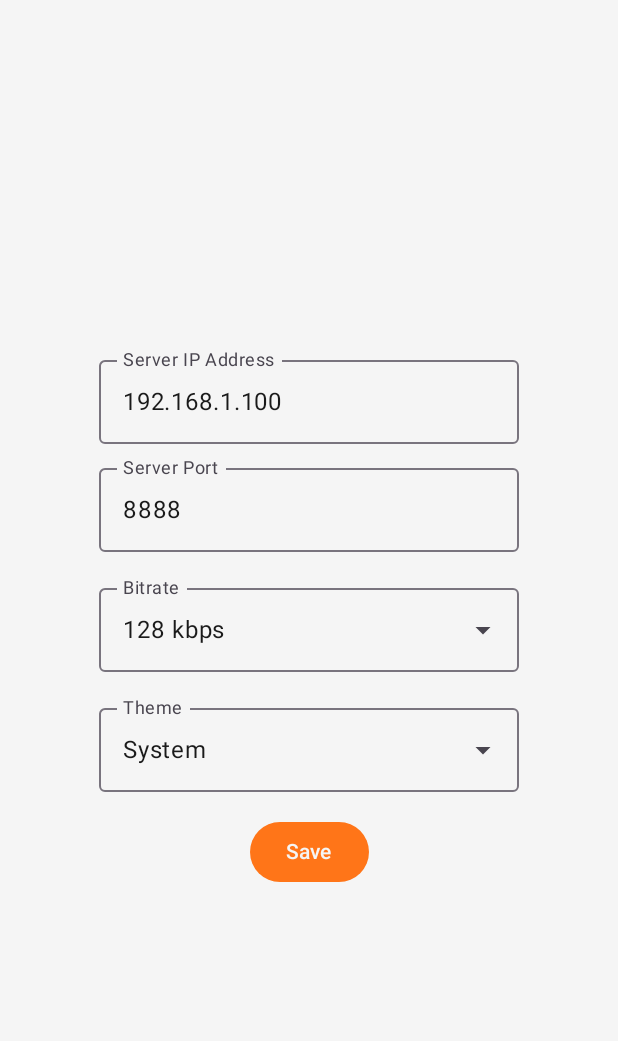
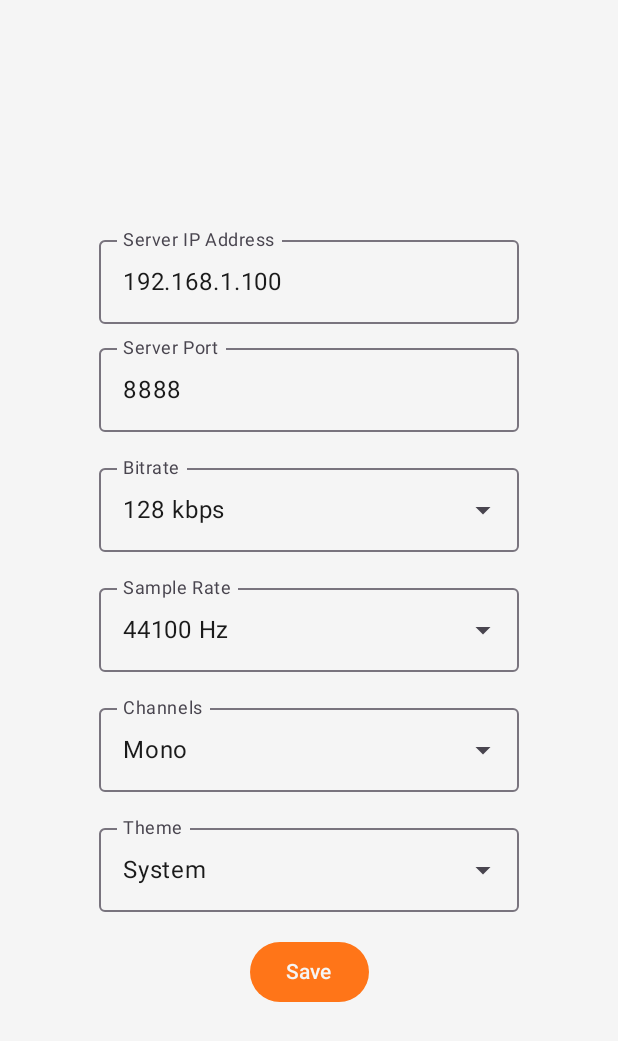
Before and after one commit to stephenmkbrady/AirheadWaves, an Android app built with Jetpack Compose: the SettingsScreen screen opened through its navigation route, on a phone screen of 412 x 824 dp. Shown: the top 1041 px of the screen. Run offline under Robolectric (Android 15) with nearby library versions, the phone set to English and light mode, and no system bars.

Commit message:
volume is log, fixed issues with streaming detection, fixed issue with settings rendering, adding settings

```diff
--- a/app/src/main/java/com/example/cosmiccast/MainActivity.kt
+++ b/app/src/main/java/com/example/cosmiccast/MainActivity.kt
@@ -19,6 +19,8 @@ import androidx.compose.foundation.layout.Spacer
 import androidx.compose.foundation.layout.fillMaxSize
 import androidx.compose.foundation.layout.height
 import androidx.compose.foundation.layout.width
+import androidx.compose.foundation.rememberScrollState
+import androidx.compose.foundation.verticalScroll
 import androidx.compose.material3.Button
 import androidx.compose.material3.DropdownMenuItem
 import androidx.compose.material3.ExperimentalMaterial3Api
@@ -26,6 +28,7 @@ import androidx.compose.material3.ExposedDropdownMenuBox
 import androidx.compose.material3.ExposedDropdownMenuDefaults
 import androidx.compose.material3.MaterialTheme
 import androidx.compose.material3.OutlinedTextField
+import androidx.compose.material3.Slider
 import androidx.compose.material3.Surface
 import androidx.compose.material3.Text
 import androidx.compose.runtime.Composable
@@ -49,10 +52,12 @@ class MainActivity : ComponentActivity() {
 
     private var isServiceRunning by mutableStateOf(false)
     private var stats by mutableStateOf("Not Connected")
+    private var streamVolume by mutableStateOf(1.0f)
 
     private val statsReceiver = object : BroadcastReceiver() {
         override fun onReceive(context: Context?, intent: Intent?) {
             stats = intent?.getStringExtra(AudioCaptureService.EXTRA_STATS) ?: ""
+            isServiceRunning = AudioCaptureService.isRunning
         }
     }
 
@@ -67,6 +72,9 @@ class MainActivity : ComponentActivity() {
                 putExtra("SERVER_IP", sharedPrefs.getString("SERVER_IP", "192.168.1.100"))
                 putExtra("SERVER_PORT", sharedPrefs.getInt("SERVER_PORT", 8888))
                 putExtra("BITRATE", sharedPrefs.getInt("BITRATE", 128000))
+                putExtra("SAMPLE_RATE", sharedPrefs.getInt("SAMPLE_RATE", 44100))
+                putExtra("CHANNEL_CONFIG", sharedPrefs.getString("CHANNEL_CONFIG", "Mono"))
+                putExtra(AudioCaptureService.EXTRA_VOLUME, streamVolume)
             }
             startForegroundService(serviceIntent)
             isServiceRunning = true
@@ -75,9 +83,13 @@ class MainActivity : ComponentActivity() {
 
     override fun onCreate(savedInstanceState: Bundle?) {
         super.onCreate(savedInstanceState)
+        val sharedPrefs = getSharedPreferences("Settings", Context.MODE_PRIVATE)
+        streamVolume = sharedPrefs.getFloat("STREAM_VOLUME", 1.0f)
+        isServiceRunning = AudioCaptureService.isRunning
+
         setContent {
-            val sharedPrefs = getSharedPreferences("Settings", Context.MODE_PRIVATE)
             val theme = sharedPrefs.getString("THEME", "System") ?: "System"
+
             CosmicCastTheme(darkTheme = when(theme) {
                 "Light" -> false
                 "Dark" -> true
@@ -85,8 +97,19 @@ class MainActivity : ComponentActivity() {
             }) {
                 Surface(modifier = Modifier.fillMaxSize(), color = MaterialTheme.colorScheme.background) {
                     val navController = rememberNavController()
+                    val context = LocalContext.current
                     NavHost(navController = navController, startDestination = "main") {
-                        composable("main") { MainScreen(navController, isServiceRunning, stats) { startStopService() } }
+                        composable("main") { MainScreen(navController, isServiceRunning, stats, streamVolume, {
+                            newVolume ->
+                            streamVolume = newVolume
+                            val intent = Intent(AudioCaptureService.ACTION_SET_VOLUME)
+                            intent.putExtra(AudioCaptureService.EXTRA_VOLUME, newVolume)
+                            LocalBroadcastManager.getInstance(context).sendBroadcast(intent)
+                            with(sharedPrefs.edit()) {
+                                putFloat("STREAM_VOLUME", newVolume)
+                                apply()
+                            }
+                        }) { startStopService() } }
                         composable("settings") { SettingsScreen(navController, sharedPrefs) }
                     }
                 }
@@ -96,6 +119,7 @@ class MainActivity : ComponentActivity() {
 
     override fun onResume() {
         super.onResume()
+        isServiceRunning = AudioCaptureService.isRunning
         LocalBroadcastManager.getInstance(this).registerReceiver(statsReceiver, IntentFilter(AudioCaptureService.ACTION_STATS))
     }
 
@@ -116,7 +140,14 @@ class MainActivity : ComponentActivity() {
 }
 
 @Composable
-fun MainScreen(navController: NavController, isServiceRunning: Boolean, stats: String, onStartStopClick: () -> Unit) {
+fun MainScreen(
+    navController: NavController,
+    isServiceRunning: Boolean,
+    stats: String,
+    currentVolume: Float,
+    onVolumeChange: (Float) -> Unit,
+    onStartStopClick: () -> Unit
+) {
     Column(
         modifier = Modifier.fillMaxSize(),
         verticalArrangement = Arrangement.Center,
@@ -131,6 +162,14 @@ fun MainScreen(navController: NavController, isServiceRunning: Boolean, stats: S
         Button(onClick = { navController.navigate("settings") }) {
             Text(text = "Settings")
         }
+        Spacer(modifier = Modifier.height(32.dp))
+        Text(text = "Volume")
+        Slider(
+            value = currentVolume,
+            onValueChange = { onVolumeChange(it) },
+            valueRange = 0f..1f,
+            modifier = Modifier.width(280.dp)
+        )
     }
 }
 
@@ -144,6 +183,14 @@ fun SettingsScreen(navController: NavController, sharedPreferences: SharedPrefer
     var expandedBitrate by remember { mutableStateOf(false) }
     var selectedBitrate by remember { mutableStateOf(sharedPreferences.getInt("BITRATE", 128000)) }
 
+    val sampleRates = listOf(22050, 44100, 48000)
+    var expandedSampleRate by remember { mutableStateOf(false) }
+    var selectedSampleRate by remember { mutableStateOf(sharedPreferences.getInt("SAMPLE_RATE", 44100)) }
+
+    val channelConfigs = listOf("Mono", "Stereo")
+    var expandedChannelConfig by remember { mutableStateOf(false) }
+    var selectedChannelConfig by remember { mutableStateOf(sharedPreferences.getString("CHANNEL_CONFIG", "Mono") ?: "Mono") }
+
     val themes = listOf("Light", "Dark", "System")
     var expandedTheme by remember { mutableStateOf(false) }
     var selectedTheme by remember { mutableStateOf(sharedPreferences.getString("THEME", "System") ?: "System") }
@@ -151,7 +198,9 @@ fun SettingsScreen(navController: NavController, sharedPreferences: SharedPrefer
     val context = LocalContext.current
 
     Column(
-        modifier = Modifier.fillMaxSize(),
+        modifier = Modifier
+            .fillMaxSize()
+            .verticalScroll(rememberScrollState()),
         verticalArrangement = Arrangement.Center,
         horizontalAlignment = Alignment.CenterHorizontally
     ) {
@@ -177,6 +226,58 @@ fun SettingsScreen(navController: NavController, sharedPreferences: SharedPrefer
                             onClick = {
                                 selectedBitrate = bitrate
                                 expandedBitrate = false
+                            }
+                        )
+                    }
+                }
+            }
+        }
+
+        Spacer(modifier = Modifier.height(16.dp))
+
+        Box(modifier = Modifier.width(280.dp)) {
+            ExposedDropdownMenuBox(expanded = expandedSampleRate, onExpandedChange = { expandedSampleRate = !expandedSampleRate }) {
+                OutlinedTextField(
+                    value = "$selectedSampleRate Hz",
+                    onValueChange = {},
+                    readOnly = true,
+                    label = { Text("Sample Rate") },
+                    trailingIcon = { ExposedDropdownMenuDefaults.TrailingIcon(expanded = expandedSampleRate) },
+                    modifier = Modifier.menuAnchor()
+                )
+                ExposedDropdownMenu(expanded = expandedSampleRate, onDismissRequest = { expandedSampleRate = false }) {
+                    sampleRates.forEach { sampleRate ->
+                        DropdownMenuItem(
+                            text = { Text("$sampleRate Hz") },
+                            onClick = {
+                                selectedSampleRate = sampleRate
+                                expandedSampleRate = false
+                            }
+                        )
+                    }
+                }
+            }
+        }
+
+        Spacer(modifier = Modifier.height(16.dp))
+
+        Box(modifier = Modifier.width(280.dp)) {
+            ExposedDropdownMenuBox(expanded = expandedChannelConfig, onExpandedChange = { expandedChannelConfig = !expandedChannelConfig }) {
+                OutlinedTextField(
+                    value = selectedChannelConfig,
+                    onValueChange = {},
+                    readOnly = true,
+                    label = { Text("Channels") },
+                    trailingIcon = { ExposedDropdownMenuDefaults.TrailingIcon(expanded = expandedChannelConfig) },
+                    modifier = Modifier.menuAnchor()
+                )
+                ExposedDropdownMenu(expanded = expandedChannelConfig, onDismissRequest = { expandedChannelConfig = false }) {
+                    channelConfigs.forEach { channelConfig ->
+                        DropdownMenuItem(
+                            text = { Text(channelConfig) },
+                            onClick = {
+                                selectedChannelConfig = channelConfig
+                                expandedChannelConfig = false
                             }
                         )
                     }
@@ -217,6 +318,8 @@ fun SettingsScreen(navController: NavController, sharedPreferences: SharedPrefer
                 putString("SERVER_IP", ipAddress)
                 putInt("SERVER_PORT", port.toInt())
                 putInt("BITRATE", selectedBitrate)
+                putInt("SAMPLE_RATE", selectedSampleRate)
+                putString("CHANNEL_CONFIG", selectedChannelConfig)
                 putString("THEME", selectedTheme)
                 apply()
             }
```
Also changed, not shown: app/src/main/java/com/example/cosmiccast/AudioCaptureService.java (+58 -6 lines).
